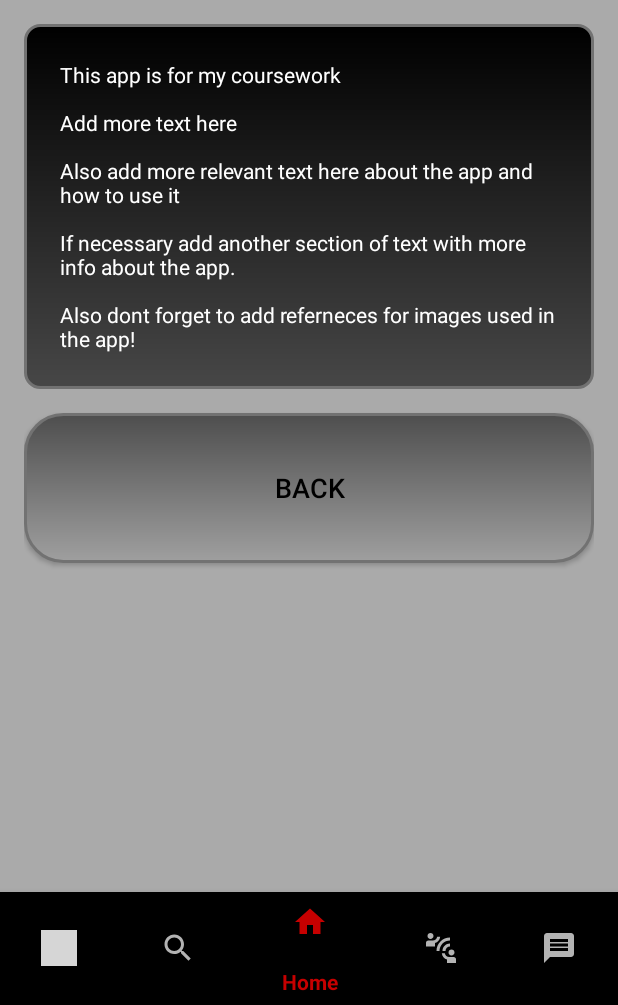
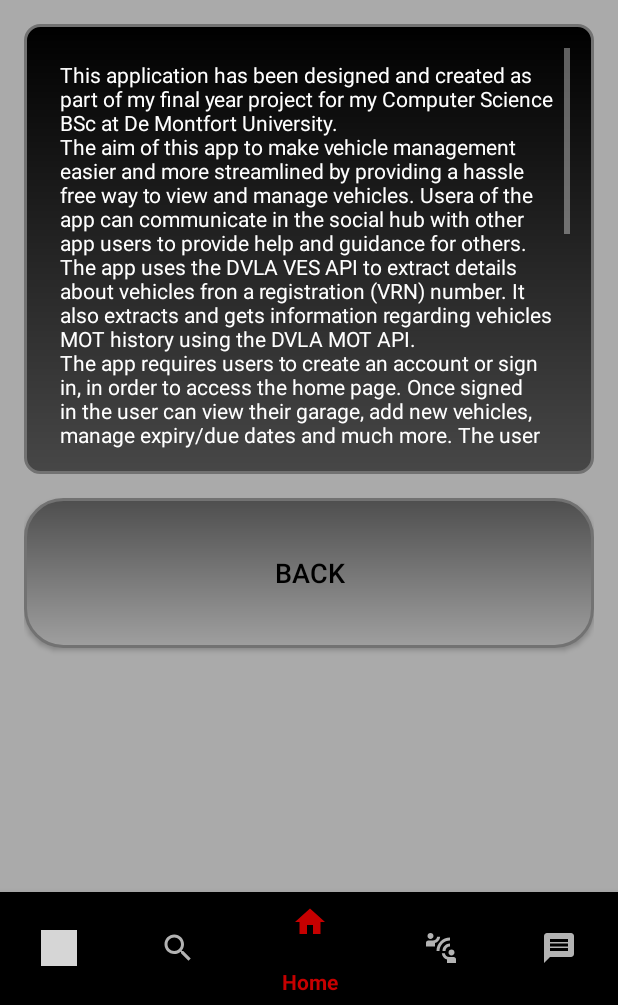
Before and after one commit to 03luqman1/AutoConnect, an Android app: the AboutFragment screen opened through its navigation route, on a phone screen of 412 x 824 dp, the part 231-1236 px from its top. Run offline under Robolectric (Android 15) with nearby library versions, the phone set to English and light mode, and no system bars; our stand-ins replace Firebase (no records; nobody signed in at launch, a user with empty details on screens opened directly), navigation-ui; grey boxes are pictures that could not be loaded.

Commit message:
Added relevant text to the about section

```diff
--- a/app/src/main/res/layout/fragment_about.xml
+++ b/app/src/main/res/layout/fragment_about.xml
@@ -43,7 +43,7 @@
         </RelativeLayout>
         <RelativeLayout
             android:layout_width="wrap_content"
-            android:layout_height="wrap_content"
+            android:layout_height="300dp"
             android:layout_below="@id/relativeLayoutAbout"
             android:background="@drawable/rounded_background"
             android:layout_marginTop="16dp"
@@ -52,13 +52,19 @@
 
 
             <!-- EditText for Comments -->
-            <TextView
-                android:id="@+id/aboutApp"
+            <ScrollView
                 android:layout_width="match_parent"
-                android:layout_height="wrap_content"
-                android:text="This app is for my coursework\n\nAdd more text here\n\nAlso add more relevant text here about the app and how to use it\n\nIf necessary add another section of text with more info about the app.\n\nAlso dont forget to add referneces for images used in the app!"
-                android:padding="8dp"
-                android:textColor="#FFFFFF"/>
+                android:layout_height="wrap_content">
+
+                <TextView
+                    android:id="@+id/aboutApp"
+                    android:layout_width="match_parent"
+                    android:layout_height="10dp"
+                    android:text="This application has been designed and created as part of my final year project for my Computer Science BSc at De Montfort University.\nThe aim of this app to make vehicle management easier and more streamlined by providing a hassle free way to view and manage vehicles. Usera of the app can communicate in the social hub with other app users to provide help and guidance for others. The app uses the DVLA VES API to extract details about vehicles fron a registration (VRN) number. It also extracts and gets information regarding vehicles MOT history using the DVLA MOT API.\nThe app requires users to create an account or sign in, in order to access the home page. Once signed in the user can view their garage, add new vehicles, manage expiry/due dates and much more. The user can visit the social hub to chat with others. This application has been designed to automatically setup reminder notifications for vehicles you add to your garage. You will be notified for any dates relating to your owned vehicles so that you can ensure you are up to date.\n\nReferences/credits:\nApp created by: Luqman Master\nApp icon/logo: (Insert link)\nApp background: (Insert Link)\nVehicle Brand Logos: (Insert Link)\n\nPlease to report any bugs and errors to help make this app better. Your feedback is very much appreciated.\n\n\n\App Version: Pre-release (V-1.0.0.3)"
+                    android:padding="8dp"
+                    android:textColor="#FFFFFF"/>
+            </ScrollView>
+
 
         </RelativeLayout>
 
```
